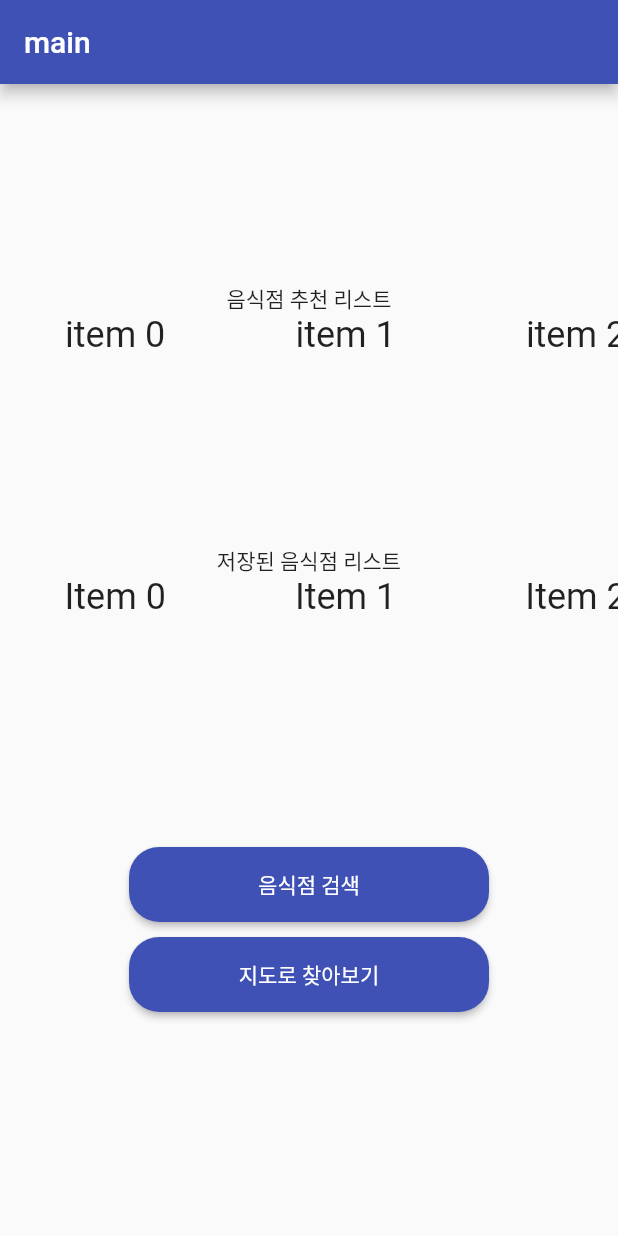
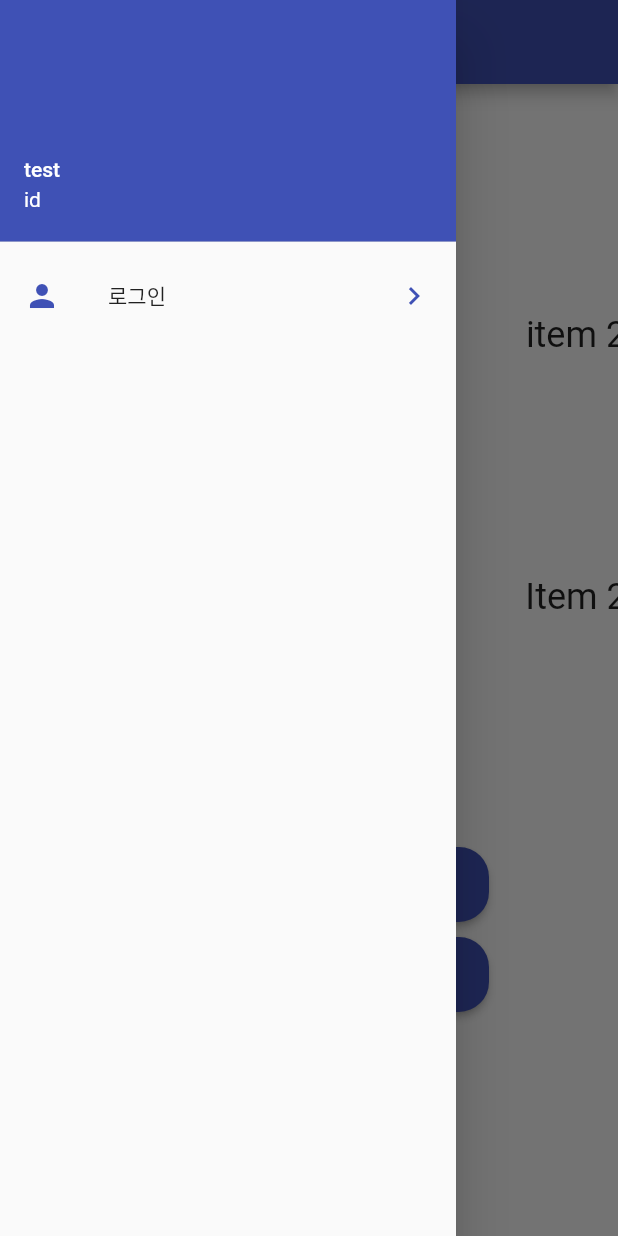
Before and after one commit to ouisaaa/review_project, a Flutter app: the screen it shows after launch, with the side drawer open (before the commit the screen has no drawer), on a phone screen of 412 x 824 dp. Run offline on Flutter 3.47's test engine with Material 2 defaults, Android fonts, the phone set to English and light mode, and no system bars; our stand-ins replace get.

Commit message:
23.04.13 login, signUp 연결 23.04.14 main 페이지 레이아웃 만듦 23.04.29 검색창 만듦 23.05.05 리뷰페이지의 탭바 구성 23.05.06 컨트롤러를 통해 각 스크린 연결 메인화면 햄버거 버튼 생성 햄버거 버튼 누를 시 회원 정보와 함께 로그인 페이지로 갈수있는 곳으로 넘어갈수있게 해주는 기능을 가짐

```diff
--- a/lib/screen/login.dart
+++ b/lib/screen/login.dart
@@ -53,6 +53,7 @@ class LoginPage extends StatelessWidget {
                           _formKey.currentState?.save();
                           print('ID: $id, Password: $password');
                         }
+                        Get.offAllNamed('/'); //메인페이지 이동
                       }, child: Text('로그인'),
                         style: ElevatedButton.styleFrom(
                             shape: RoundedRectangleBorder(borderRadius: BorderRadius.circular(20)),
--- a/lib/screen/main.dart
+++ b/lib/screen/main2.dart
@@ -27,9 +27,26 @@ class MainPage extends StatelessWidget {
   @override
   Widget build(BuildContext context) {
     return Scaffold(
-        appBar:AppBar( title: Text('main'),),
-        body:
-        Center(
+        appBar:AppBar(
+          title: Text('main'),
+          centerTitle: true,
+        ),
+        drawer: Drawer(
+          child: ListView(
+              children:[
+                UserAccountsDrawerHeader(accountName: Text("test"), accountEmail: Text("id")),
+                ListTile(
+                  leading: Icon(Icons.person),
+                  iconColor: Colors.indigo,
+                  focusColor: Colors.indigo,
+                  title: Text('로그인'),
+                  onTap: ()=>Get.toNamed('/login'),
+                  trailing: Icon(Icons.navigate_next),
+                ),
+              ]
+            ),
+        ),
+        body: Center(
             child: Column(
               mainAxisAlignment: MainAxisAlignment.center,
               mainAxisSize: MainAxisSize.min,
@@ -68,7 +85,7 @@ class MainPage extends StatelessWidget {
                 child: Column(mainAxisAlignment: MainAxisAlignment.center,
               children:[
                 SizedBox(height: 10,),
-                ElevatedButton(onPressed: (){},
+                ElevatedButton(onPressed: ()=>Get.toNamed('/search'),
                   child: Text('음식점 검색'),
                   style: ElevatedButton.styleFrom(
                       shape: RoundedRectangleBorder(borderRadius: BorderRadius.circular(20)),
--- a/lib/screen/reviews.dart
+++ b/lib/screen/reviews.dart
@@ -17,13 +17,13 @@ class testScreen extends StatelessWidget{
       theme: ThemeData(
         primarySwatch: Colors.indigo,
       ),
-      home: ReviewPage(),
+      home: ReviewsPage(),
     );
   }
 }
 //테스트 코드
 
-class ReviewPage extends StatelessWidget {
+class ReviewsPage extends StatelessWidget {
   @override
   Widget build(BuildContext context) {
     return DefaultTabController(
```
Also changed, not shown: lib/controller/controller.dart (+6 -1 lines).
